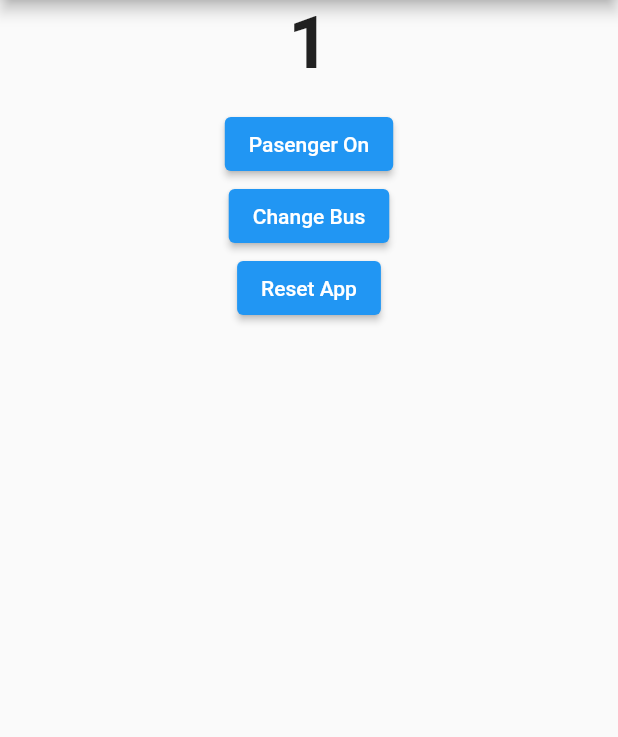
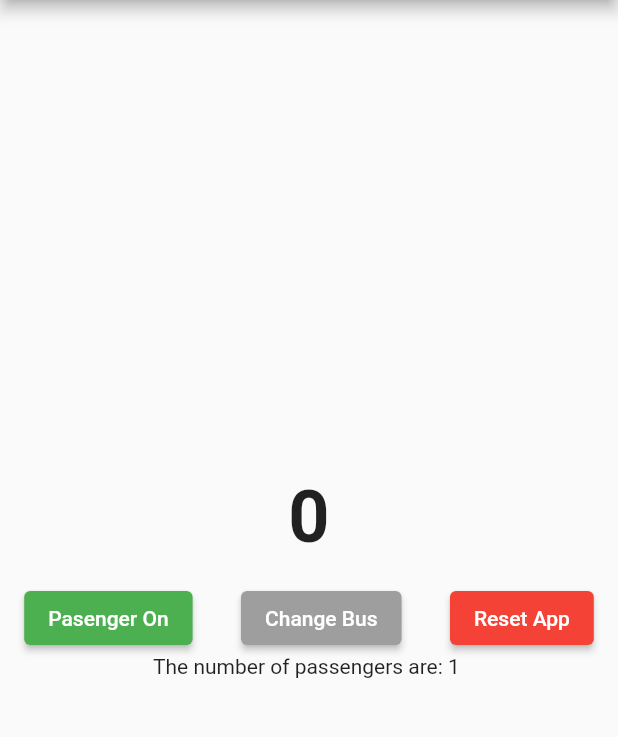
Before and after one commit to Rayal-Khatri/Flutter, a Flutter app: the screen it shows after launch, after a tap on "Pasenger On", after a tap on "Change Bus", on a phone screen of 412 x 824 dp, the part 84-821 px from its top. Run offline on Flutter 3.47's test engine with Material 2 defaults, Android fonts, the phone set to English and light mode, and no system bars.

Commit message:
Complete Passenger Counting App

```diff
--- a/my_app/lib/main.dart
+++ b/my_app/lib/main.dart
@@ -11,10 +11,27 @@
 
 class _MyAppState extends State<MyApp> {
   int passengerCount = 0; // Variable to store the counter value
+  int savedPassengerCount = 0;
+  String BusCount = "The number of passengers are: ";
 
   void incPassenger() {
     setState(() {
       passengerCount++; // Increment passengerCount by one
+    });
+  }
+
+  void _changeBus() {
+    setState(() {
+      savedPassengerCount = passengerCount;
+      BusCount = BusCount + passengerCount.toString() + " ";
+      passengerCount = 0;
+    });
+  }
+
+  void _Reset() {
+    setState(() {
+      BusCount = "The Number of passengers are: ";
+      passengerCount = 0;
     });
   }
 
@@ -29,6 +46,7 @@
           title: Text('Passenger Counting Apps'),
         ),
         body: Column(
+          mainAxisAlignment: MainAxisAlignment.center,
           children: [
             Center(
               child: Text(
@@ -37,9 +55,34 @@
               ),
             ),
             SizedBox(height: 16),
-            ElevatedButton(onPressed: incPassenger, child: Text('Pasenger On')),
-            ElevatedButton(onPressed: () {}, child: Text('Change Bus')),
-            ElevatedButton(onPressed: () {}, child: Text('Reset App')),
+            Row(mainAxisAlignment: MainAxisAlignment.spaceAround, children: [
+              ElevatedButton(
+                onPressed: incPassenger,
+                child: Text('Pasenger On'),
+                style: ButtonStyle(
+                  backgroundColor:
+                      MaterialStateProperty.all<Color>(Colors.green),
+                ),
+              ),
+              ElevatedButton(
+                onPressed: _changeBus,
+                child: Text('Change Bus'),
+                style: ButtonStyle(
+                  backgroundColor:
+                      MaterialStateProperty.all<Color>(Colors.grey),
+                ),
+              ),
+              ElevatedButton(
+                onPressed: _Reset,
+                child: Text('Reset App'),
+                style: ButtonStyle(
+                  backgroundColor: MaterialStateProperty.all<Color>(Colors.red),
+                ),
+              ),
+            ]),
+            Center(
+              child: Text('$BusCount'),
+            )
           ],
         ),
       ),
```
